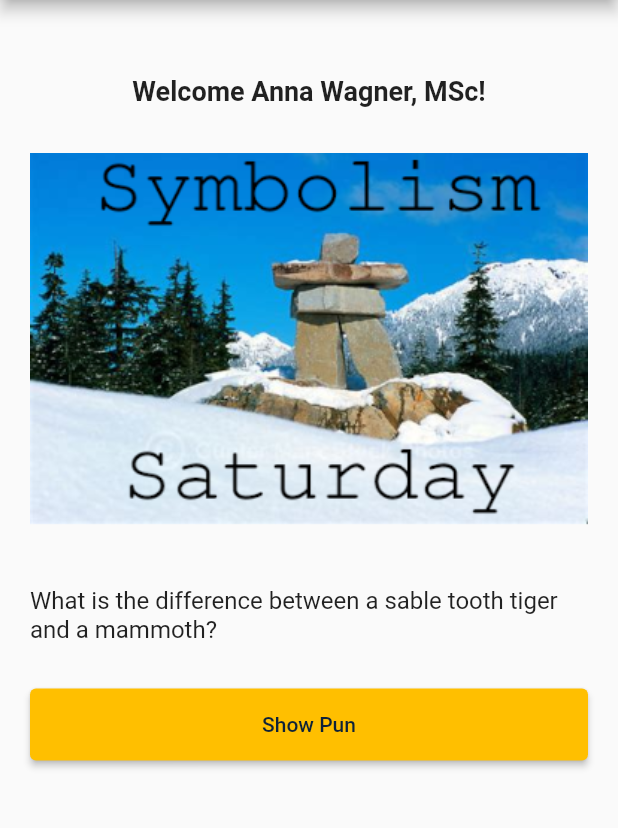
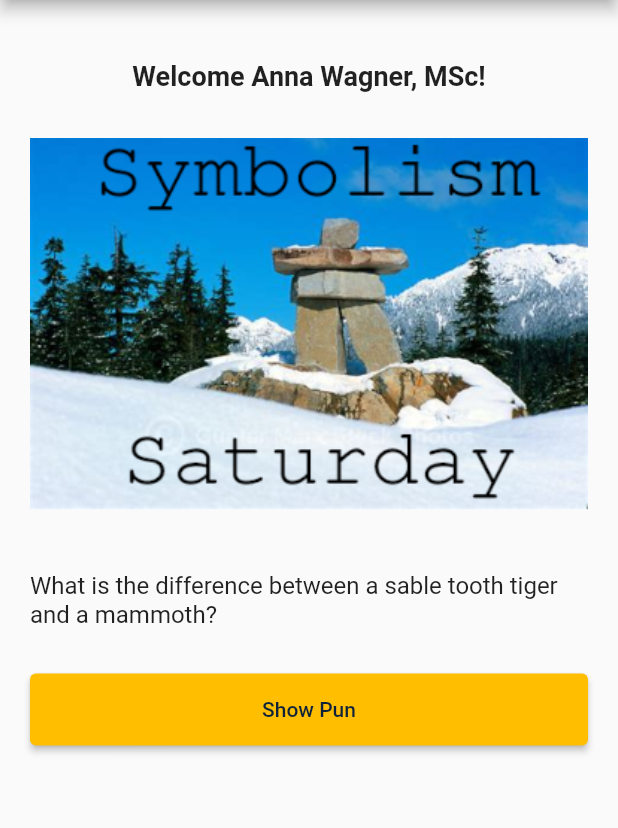
Before and after one commit to Derpshirecat/MasterApp, a Flutter app: the screen it shows after launch, on a phone screen of 412 x 824 dp, the part 84-912 px from its top. Run offline on Flutter 3.47's test engine with Material 2 defaults, Android fonts, the phone set to English and light mode, and no system bars.

Commit message:
Small Padding Change

```diff
--- a/lib/main.dart
+++ b/lib/main.dart
@@ -81,7 +81,7 @@
         ),
       ),
       body: Padding(
-        padding: const EdgeInsets.symmetric(vertical: 50, horizontal: 20),
+        padding: const EdgeInsets.fromLTRB(20, 40, 20, 10),
         child: Center(
           heightFactor: 1,
           child: SingleChildScrollView(
```
